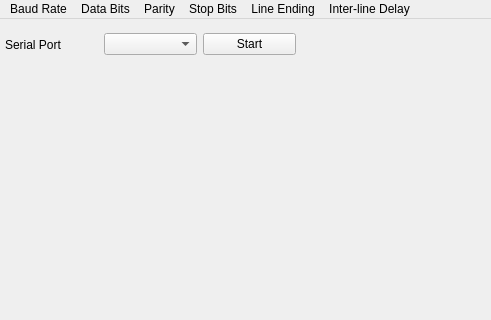
Old version of the form main_window.ui in the repository cronblocks/eserial-qt; both pictures show x 0 to 491 and y 0 to 320 of the 800 by 646 pixel window.
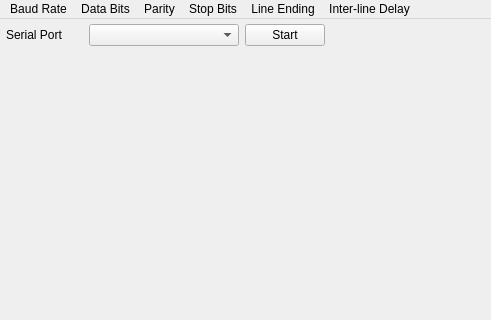
New version of the form.

Commit message: Finalizing serial port setting

What changed in the file:
```diff
--- a/main_window.ui
+++ b/main_window.ui
@@ -10,6 +10,12 @@
     <height>646</height>
    </rect>
   </property>
+  <property name="sizePolicy">
+   <sizepolicy hsizetype="Preferred" vsizetype="Preferred">
+    <horstretch>1</horstretch>
+    <verstretch>0</verstretch>
+   </sizepolicy>
+  </property>
   <property name="windowTitle">
    <string>ESerial</string>
   </property>
@@ -34,40 +40,47 @@
      <rect>
       <x>0</x>
       <y>0</y>
-      <width>301</width>
-      <height>51</height>
+      <width>331</width>
+      <height>32</height>
      </rect>
     </property>
-    <layout class="QHBoxLayout" name="horizontalLayout">
+    <layout class="QGridLayout" name="gridLayout">
      <property name="leftMargin">
-      <number>5</number>
+      <number>6</number>
      </property>
      <property name="topMargin">
       <number>3</number>
      </property>
      <property name="rightMargin">
-      <number>5</number>
+      <number>6</number>
      </property>
      <property name="bottomMargin">
       <number>3</number>
      </property>
-     <item>
+     <item row="0" column="0">
       <widget class="QLabel" name="label">
        <property name="text">
         <string>Serial Port</string>
        </property>
       </widget>
      </item>
-     <item>
-      <widget class="QComboBox" name="comboBox"/>
-     </item>
-     <item>
+     <item row="0" column="2">
       <widget class="QPushButton" name="startButton">
        <property name="text">
         <string>Start</string>
        </property>
       </widget>
      </item>
+     <item row="0" column="1">
+      <widget class="QComboBox" name="serialPortComboBox">
+       <property name="minimumSize">
+        <size>
+         <width>150</width>
+         <height>0</height>
+        </size>
+       </property>
+      </widget>
+     </item>
     </layout>
    </widget>
   </widget>
```
